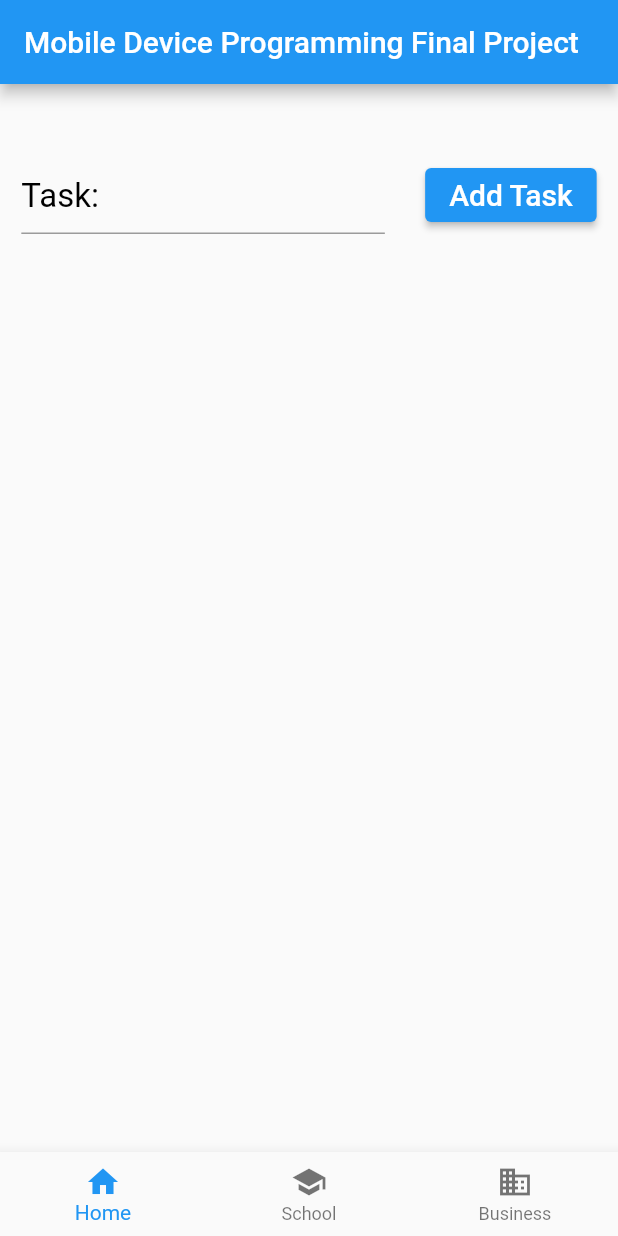
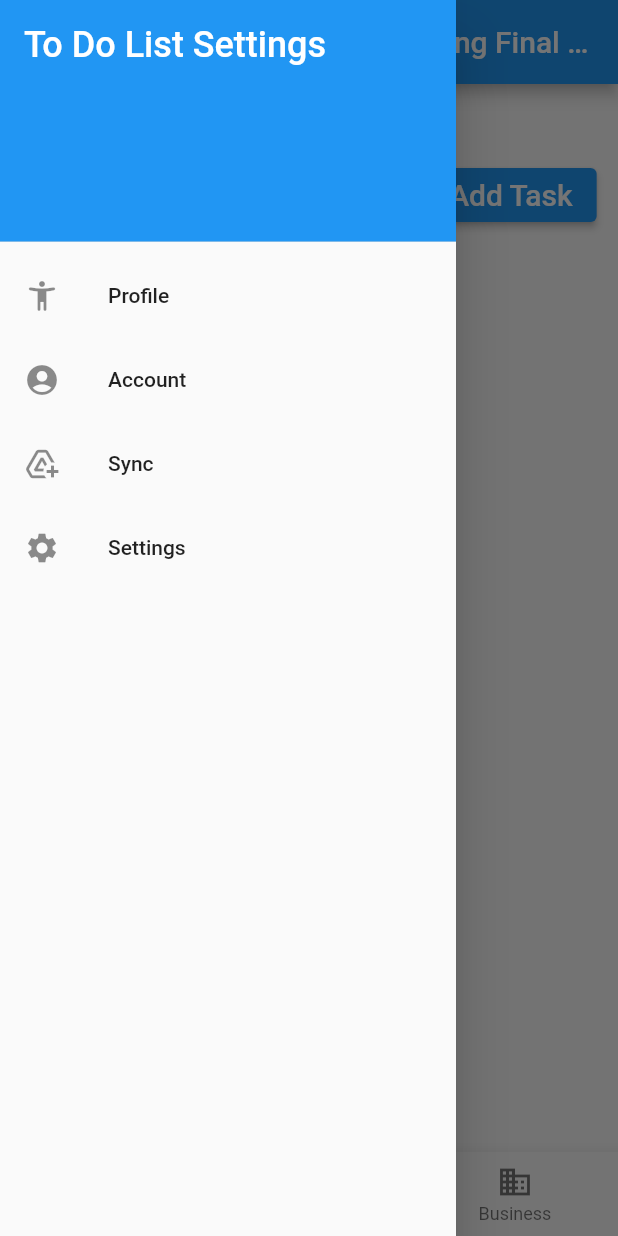
Before and after one commit to OverTheBeez/todo_list_final_project, a Flutter app: the screen it shows after launch, with the side drawer open (before the commit the screen has no drawer), on a phone screen of 412 x 824 dp. Run offline on Flutter 3.47's test engine with Material 2 defaults, Android fonts, the phone set to English and light mode, and no system bars; our stand-ins replace cloud_firestore, firebase_core; accounts and stored records are empty.

Commit message:
Added additional App Drawer for more app settings.

```diff
--- a/lib/main.dart
+++ b/lib/main.dart
@@ -135,6 +135,43 @@ class _FirebaseDemoState extends State<FirebaseDemo> {
       appBar: AppBar(
         title: Text("Mobile Device Programming Final Project"),
       ),
+
+      drawer: Drawer(
+        child: ListView(
+          padding: EdgeInsets.zero,
+          children: const <Widget>[
+            DrawerHeader(
+              decoration: BoxDecoration(
+                color: Colors.blue,
+              ),
+              child: Text(
+                'To Do List Settings',
+                style: TextStyle(
+                  color: Colors.white,
+                  fontSize: 24,
+                ),
+              ),
+            ),
+            ListTile(
+              leading: Icon(Icons.accessibility_new_rounded),
+              title: Text('Profile'),
+            ),
+            ListTile(
+              leading: Icon(Icons.account_circle),
+              title: Text('Account'),
+            ),
+            ListTile(
+              leading: Icon(Icons.add_to_drive),
+              title: Text('Sync'),
+            ),
+            ListTile(
+              leading: Icon(Icons.settings),
+              title: Text('Settings'),
+            ),
+          ],
+        ),
+      ),
+
       bottomNavigationBar: BottomNavigationBar(
 
         items: const <BottomNavigationBarItem>[
```
